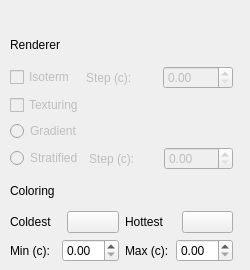
CapsRePeaT/Overheat, file src/ui/src/visualization_options.ui: the form before one commit.
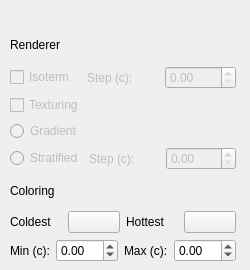
The form after the commit.

Commit message: Created connection between UI and Options for temperature and added exception handling on loading files

Diff of the .ui file:
```diff
--- a/src/ui/src/visualization_options.ui
+++ b/src/ui/src/visualization_options.ui
@@ -42,7 +42,7 @@
     <rect>
      <x>10</x>
      <y>10</y>
-     <width>223</width>
+     <width>226</width>
      <height>252</height>
     </rect>
    </property>
@@ -57,7 +57,14 @@
        </widget>
       </item>
       <item>
-       <widget class="QDoubleSpinBox" name="min_temp"/>
+       <widget class="QDoubleSpinBox" name="min_temp">
+        <property name="minimum">
+         <double>-100.000000000000000</double>
+        </property>
+        <property name="maximum">
+         <double>1000.000000000000000</double>
+        </property>
+       </widget>
       </item>
       <item>
        <widget class="QLabel" name="label_5">
@@ -67,7 +74,14 @@
        </widget>
       </item>
       <item>
-       <widget class="QDoubleSpinBox" name="max_temp"/>
+       <widget class="QDoubleSpinBox" name="max_temp">
+        <property name="minimum">
+         <double>-100.000000000000000</double>
+        </property>
+        <property name="maximum">
+         <double>1000.000000000000000</double>
+        </property>
+       </widget>
       </item>
      </layout>
     </item>
```
The commit also changes 3 other files.
